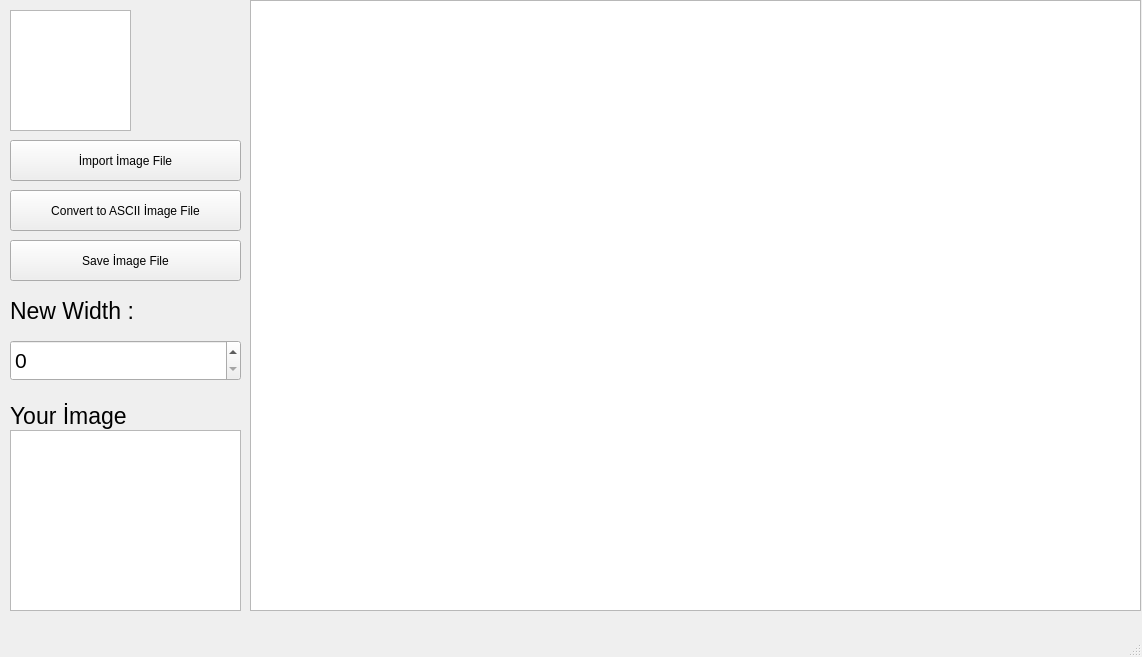
Muhammedska/ASCII_Creator, file data/UI/Main.ui: the form before one commit.
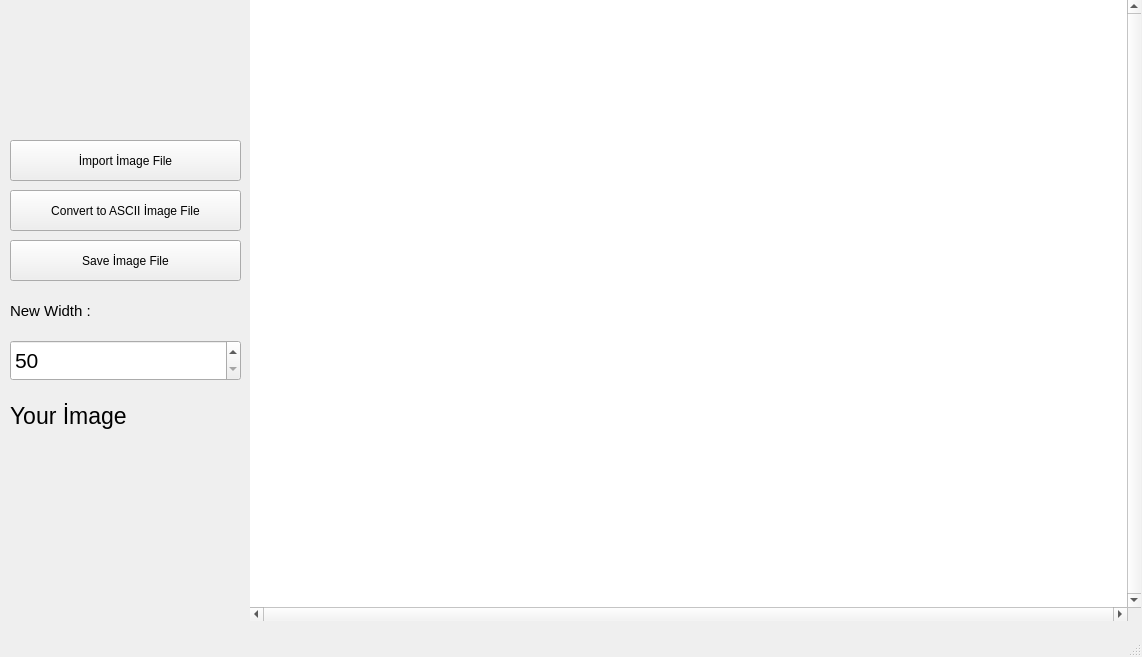
The form after the commit. Icons and pictures are not drawn.

Patch:
```diff
--- a/data/UI/Main.ui
+++ b/data/UI/Main.ui
@@ -48,16 +48,6 @@
    <enum>QTabWidget::Triangular</enum>
   </property>
   <widget class="QWidget" name="centralwidget">
-   <widget class="QGraphicsView" name="Logo">
-    <property name="geometry">
-     <rect>
-      <x>10</x>
-      <y>10</y>
-      <width>121</width>
-      <height>121</height>
-     </rect>
-    </property>
-   </widget>
    <widget class="QPushButton" name="import_image">
     <property name="geometry">
      <rect>
@@ -114,6 +104,9 @@
       <pointsize>16</pointsize>
      </font>
     </property>
+    <property name="minimum">
+     <number>50</number>
+    </property>
     <property name="maximum">
      <number>1000000000</number>
     </property>
@@ -123,29 +116,19 @@
      <rect>
       <x>10</x>
       <y>290</y>
-      <width>231</width>
+      <width>91</width>
       <height>41</height>
      </rect>
     </property>
     <property name="font">
      <font>
-      <pointsize>17</pointsize>
+      <pointsize>11</pointsize>
      </font>
     </property>
     <property name="text">
      <string>New Width :</string>
     </property>
    </widget>
-   <widget class="QGraphicsView" name="graphicsView">
-    <property name="geometry">
-     <rect>
-      <x>10</x>
-      <y>430</y>
-      <width>231</width>
-      <height>181</height>
-     </rect>
-    </property>
-   </widget>
    <widget class="QLabel" name="label_2">
     <property name="geometry">
      <rect>
@@ -164,15 +147,110 @@
      <string>Your İmage</string>
     </property>
    </widget>
+   <widget class="QLabel" name="Logo">
+    <property name="geometry">
+     <rect>
+      <x>20</x>
+      <y>10</y>
+      <width>121</width>
+      <height>121</height>
+     </rect>
+    </property>
+    <property name="text">
+     <string/>
+    </property>
+   </widget>
+   <widget class="QLabel" name="Your_image">
+    <property name="geometry">
+     <rect>
+      <x>10</x>
+      <y>440</y>
+      <width>231</width>
+      <height>171</height>
+     </rect>
+    </property>
+    <property name="text">
+     <string/>
+    </property>
+   </widget>
    <widget class="QPlainTextEdit" name="ascii_output">
     <property name="geometry">
      <rect>
       <x>250</x>
       <y>0</y>
       <width>891</width>
-      <height>611</height>
+      <height>621</height>
      </rect>
     </property>
+    <property name="sizePolicy">
+     <sizepolicy hsizetype="Expanding" vsizetype="Expanding">
+      <horstretch>0</horstretch>
+      <verstretch>0</verstretch>
+     </sizepolicy>
+    </property>
+    <property name="sizeIncrement">
+     <size>
+      <width>0</width>
+      <height>0</height>
+     </size>
+    </property>
+    <property name="baseSize">
+     <size>
+      <width>-1</width>
+      <height>0</height>
+     </size>
+    </property>
+    <property name="font">
+     <font>
+      <pointsize>1</pointsize>
+      <stylestrategy>PreferDefault</stylestrategy>
+     </font>
+    </property>
+    <property name="mouseTracking">
+     <bool>false</bool>
+    </property>
+    <property name="tabletTracking">
+     <bool>false</bool>
+    </property>
+    <property name="contextMenuPolicy">
+     <enum>Qt::NoContextMenu</enum>
+    </property>
+    <property name="styleSheet">
+     <string notr="true"/>
+    </property>
+    <property name="frameShape">
+     <enum>QFrame::Box</enum>
+    </property>
+    <property name="lineWidth">
+     <number>0</number>
+    </property>
+    <property name="verticalScrollBarPolicy">
+     <enum>Qt::ScrollBarAlwaysOn</enum>
+    </property>
+    <property name="horizontalScrollBarPolicy">
+     <enum>Qt::ScrollBarAlwaysOn</enum>
+    </property>
+    <property name="sizeAdjustPolicy">
+     <enum>QAbstractScrollArea::AdjustToContentsOnFirstShow</enum>
+    </property>
+    <property name="undoRedoEnabled">
+     <bool>false</bool>
+    </property>
+    <property name="lineWrapMode">
+     <enum>QPlainTextEdit::NoWrap</enum>
+    </property>
+    <property name="readOnly">
+     <bool>true</bool>
+    </property>
+    <property name="overwriteMode">
+     <bool>false</bool>
+    </property>
+    <property name="tabStopWidth">
+     <number>1000000024</number>
+    </property>
+    <property name="cursorWidth">
+     <number>1</number>
+    </property>
    </widget>
   </widget>
   <widget class="QMenuBar" name="menubar">
```
Left out of the diff: 2 changed lines with no effect on the pictures.
